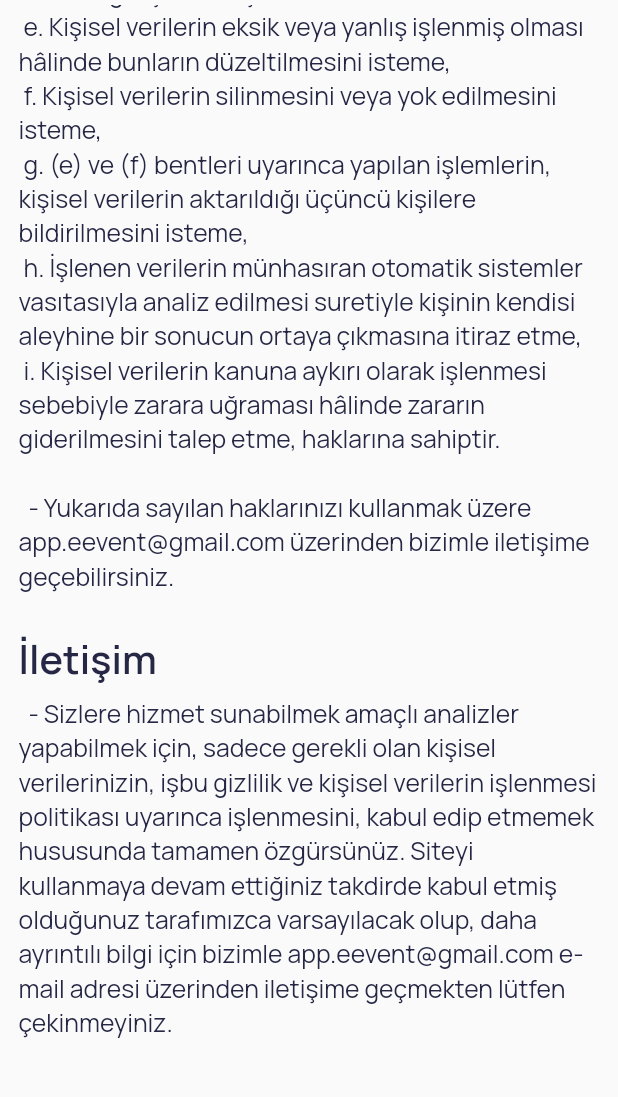
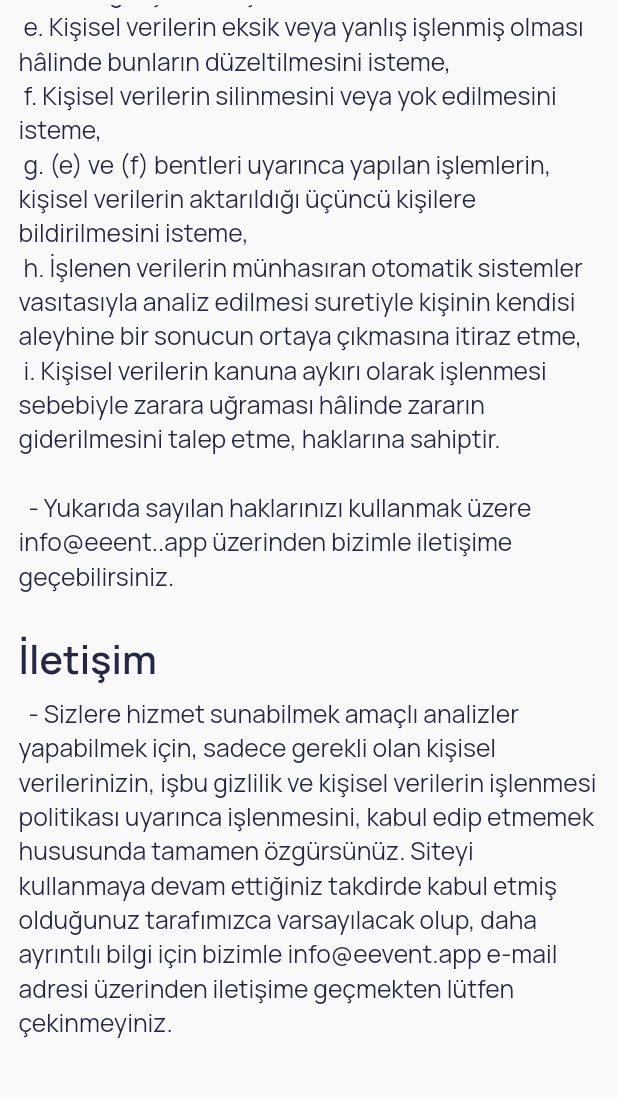
Before and after one commit to meliharik/eevent, a Flutter app: the GizlilikPolitikasiSayfa screen opened directly, scrolled down 1559 dp, on a phone screen of 412 x 824 dp, the part 72-1169 px from its top. Run offline on Flutter 3.47's test engine with Material 2 defaults, Android fonts, the light colour scheme and no system bars; our stand-ins replace cloud_firestore, connectivity, device_info, firebase_auth, firebase_core, firebase_messaging and 11 more; missing offline and left inert: loading_animations; accounts and stored records are empty.

Commit message:
test düzeltmeleri

```diff
--- a/lib/view/sozlesmeler/gizlilikPolitikasi.dart
+++ b/lib/view/sozlesmeler/gizlilikPolitikasi.dart
@@ -180,7 +180,7 @@ class GizlilikPolitikasiSayfa extends StatelessWidget {
               boslukWidth(context, 0.03),
               Expanded(
                 child: Text(
-                  '  - KVKK madde 11 uyarınca herkes, veri sorumlusuna başvurarak aşağıdaki haklarını kullanabilir:\n\n a. Kişisel veri işlenip işlenmediğini öğrenme,\n b. Kişisel verileri işlenmişse buna ilişkin bilgi talep etme,\n c. Kişisel verilerin işlenme amacını ve bunların amacına uygun kullanılıp kullanılmadığını öğrenme,\n d. Yurt içinde veya yurt dışında kişisel verilerin aktarıldığı üçüncü kişileri bilme,\n e. Kişisel verilerin eksik veya yanlış işlenmiş olması hâlinde bunların düzeltilmesini isteme,\n f. Kişisel verilerin silinmesini veya yok edilmesini isteme,\n g. (e) ve (f) bentleri uyarınca yapılan işlemlerin, kişisel verilerin aktarıldığı üçüncü kişilere bildirilmesini isteme,\n h. İşlenen verilerin münhasıran otomatik sistemler vasıtasıyla analiz edilmesi suretiyle kişinin kendisi aleyhine bir sonucun ortaya çıkmasına itiraz etme,\n i. Kişisel verilerin kanuna aykırı olarak işlenmesi sebebiyle zarara uğraması hâlinde zararın giderilmesini talep etme, haklarına sahiptir.\n\n  - Yukarıda sayılan haklarınızı kullanmak üzere app.eevent@gmail.com üzerinden bizimle iletişime geçebilirsiniz.',
+                  '  - KVKK madde 11 uyarınca herkes, veri sorumlusuna başvurarak aşağıdaki haklarını kullanabilir:\n\n a. Kişisel veri işlenip işlenmediğini öğrenme,\n b. Kişisel verileri işlenmişse buna ilişkin bilgi talep etme,\n c. Kişisel verilerin işlenme amacını ve bunların amacına uygun kullanılıp kullanılmadığını öğrenme,\n d. Yurt içinde veya yurt dışında kişisel verilerin aktarıldığı üçüncü kişileri bilme,\n e. Kişisel verilerin eksik veya yanlış işlenmiş olması hâlinde bunların düzeltilmesini isteme,\n f. Kişisel verilerin silinmesini veya yok edilmesini isteme,\n g. (e) ve (f) bentleri uyarınca yapılan işlemlerin, kişisel verilerin aktarıldığı üçüncü kişilere bildirilmesini isteme,\n h. İşlenen verilerin münhasıran otomatik sistemler vasıtasıyla analiz edilmesi suretiyle kişinin kendisi aleyhine bir sonucun ortaya çıkmasına itiraz etme,\n i. Kişisel verilerin kanuna aykırı olarak işlenmesi sebebiyle zarara uğraması hâlinde zararın giderilmesini talep etme, haklarına sahiptir.\n\n  - Yukarıda sayılan haklarınızı kullanmak üzere info@eeent..app üzerinden bizimle iletişime geçebilirsiniz.',
                   overflow: TextOverflow.clip,
                   style: TextStyle(
                     fontFamily: 'Manrope',
@@ -218,7 +218,7 @@ class GizlilikPolitikasiSayfa extends StatelessWidget {
               boslukWidth(context, 0.03),
               Expanded(
                 child: Text(
-                  '  - Sizlere hizmet sunabilmek amaçlı analizler yapabilmek için, sadece gerekli olan kişisel verilerinizin, işbu gizlilik ve kişisel verilerin işlenmesi politikası uyarınca işlenmesini, kabul edip etmemek hususunda tamamen özgürsünüz. Siteyi kullanmaya devam ettiğiniz takdirde kabul etmiş olduğunuz tarafımızca varsayılacak olup, daha ayrıntılı bilgi için bizimle app.eevent@gmail.com e-mail adresi üzerinden iletişime geçmekten lütfen çekinmeyiniz.',
+                  '  - Sizlere hizmet sunabilmek amaçlı analizler yapabilmek için, sadece gerekli olan kişisel verilerinizin, işbu gizlilik ve kişisel verilerin işlenmesi politikası uyarınca işlenmesini, kabul edip etmemek hususunda tamamen özgürsünüz. Siteyi kullanmaya devam ettiğiniz takdirde kabul etmiş olduğunuz tarafımızca varsayılacak olup, daha ayrıntılı bilgi için bizimle info@eevent.app e-mail adresi üzerinden iletişime geçmekten lütfen çekinmeyiniz.',
                   overflow: TextOverflow.clip,
                   style: TextStyle(
                     fontFamily: 'Manrope',
```
Also changed, not shown: 7 other files.
